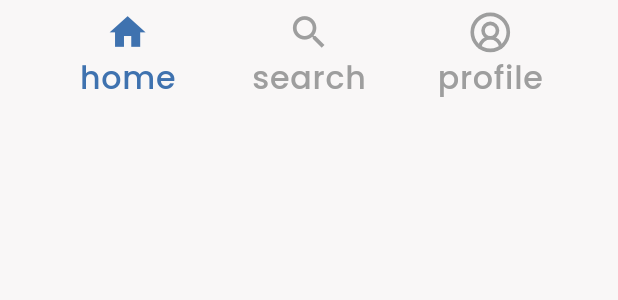
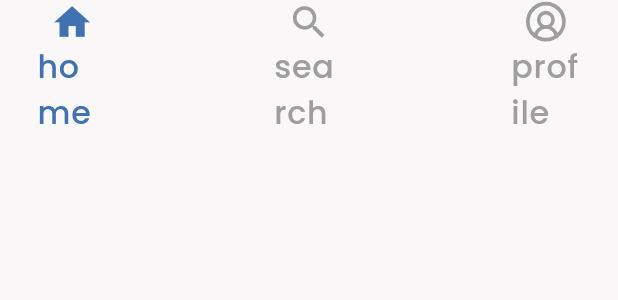
Before and after one commit to neeraja-pradeep/nexoSalonix_demo, a Flutter app: the CustomBottomNavBar widget shown alone on an empty page, opened directly, on a phone screen of 412 x 824 dp. Shown: the top 300 px of the screen. Run offline on Flutter 3.47's test engine with Material 3 defaults, Android fonts, the phone set to English and light mode, and no system bars; our stand-ins replace auto_size_text, flutter_riverpod, lucide_icons, smooth_page_indicator.

Commit message:
Update bottom_nav_bar.dart

```diff
--- a/lib/widgets/bottom_nav_bar.dart
+++ b/lib/widgets/bottom_nav_bar.dart
@@ -8,7 +8,7 @@ class CustomBottomNavBar extends StatelessWidget {
   @override
   Widget build(BuildContext context) {
     final media = MediaQuery.of(context);
-
+    final double navSpacing = media.size.width * 0.27;   // amount of horizontal gap
     final double barHeight = media.size.height * 0.09;
     final EdgeInsets padding =
         EdgeInsets.symmetric(horizontal: media.size.width * 0.06);
@@ -39,6 +39,7 @@ class CustomBottomNavBar extends StatelessWidget {
                 unselectedFontSize: unselectedFontSize,
               ),
             ),
+            SizedBox(width: navSpacing),
             Expanded(
               child: _buildNavItem(
                 context,
@@ -49,6 +50,7 @@ class CustomBottomNavBar extends StatelessWidget {
                 unselectedFontSize: unselectedFontSize,
               ),
             ),
+             SizedBox(width: navSpacing),
             Expanded(
               child: _buildNavItem(
                 context,
```
